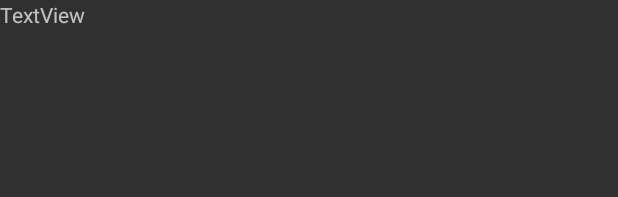
After one commit to JorgePRamos/Smart_PPE, an Android app: the layout device_data.xml on its own in the app's theme, with its tools: preview values and no code run, on a phone screen of 412 x 824 dp. The commit adds this screen. Shown: the top 197 px of the screen. Run offline under Robolectric (Android 15) with nearby library versions, the phone set to English and light mode, and no system bars.

Commit message:
Initial creation of data activities

```diff
--- a/BangleBridge/app/build.gradle
+++ b/BangleBridge/app/build.gradle
@@ -7,7 +7,7 @@ android {
         minSdkVersion 18
         vectorDrawables.useSupportLibrary true
 
-        applicationId "bangle_bridge"
+        applicationId "de.bangle_bridge.bangle_bridge"
         versionCode 1
         versionName "1.0"
     }
--- /dev/null
+++ b/BangleBridge/app/src/main/res/layout/device_data.xml
@@ -0,0 +1,11 @@
+<?xml version="1.0" encoding="utf-8"?>
+<LinearLayout xmlns:android="http://schemas.android.com/apk/res/android"
+    android:orientation="vertical" android:layout_width="match_parent"
+    android:layout_height="match_parent">
+
+    <TextView
+        android:id="@+id/textView"
+        android:layout_width="match_parent"
+        android:layout_height="646dp"
+        android:text="@string/jsonOut" />
+</LinearLayout>
--- a/BangleBridge/app/src/main/res/menu/menu_terminal.xml
+++ b/BangleBridge/app/src/main/res/menu/menu_terminal.xml
@@ -1,6 +1,10 @@
 <?xml version="1.0" encoding="utf-8"?>
 <menu xmlns:app="http://schemas.android.com/apk/res-auto"
     xmlns:android="http://schemas.android.com/apk/res/android">
+    <item
+        android:id="@+id/TESTPAGE"
+        android:title="TESTPAGE"
+        app:showAsAction="never" />
     <item
         android:id="@+id/clear"
         android:icon="@drawable/ic_delete_white_24dp"
--- a/BangleBridge/app/src/main/res/values/strings.xml
+++ b/BangleBridge/app/src/main/res/values/strings.xml
@@ -8,5 +8,6 @@
     <string name="location_denied_title">Location permission denied</string>
     <string name="location_denied_message">As location permission has not been granted, this app cannot scan for Bluetooth LE devices.</string>
     <string name="pairing_request">PAIRING requested\n-> Perform pairing steps. Connect again</string>
+    <string name="jsonOut">TextView</string>
 
 </resources>
```
Also changed, not shown: BangleBridge/app/src/main/java/de/bangle_bridge/bangle_bridge/DeviceData.java (added, +106 -0 lines), BangleBridge/app/src/main/java/de/bangle_bridge/bangle_bridge/TerminalFragment.java (+9 -1 lines).
